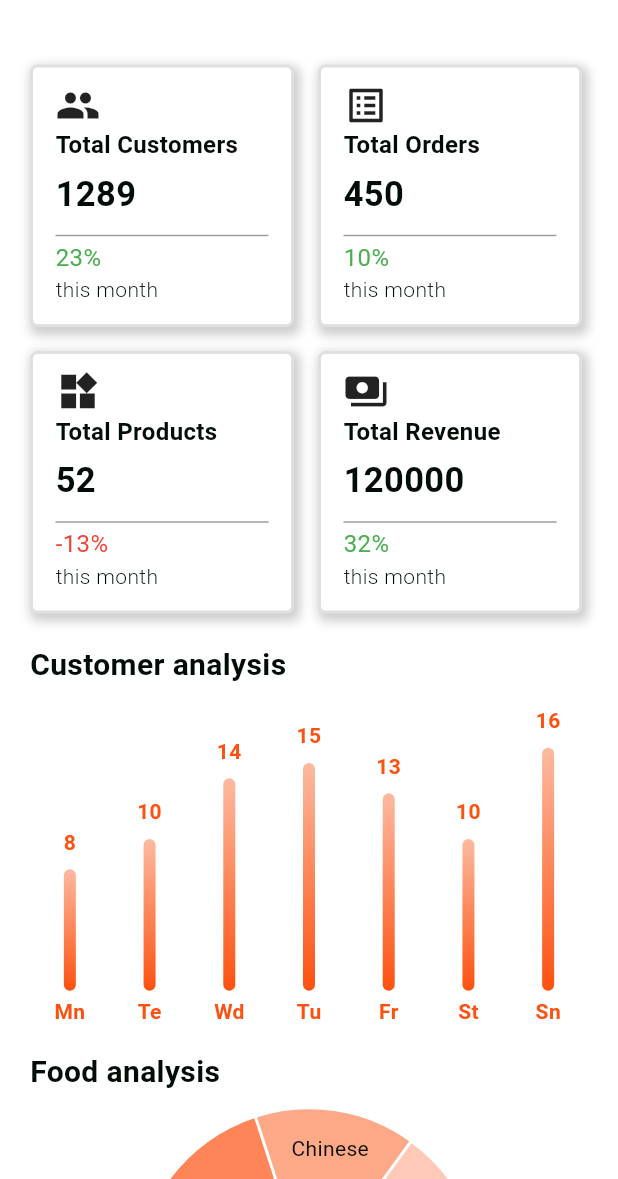
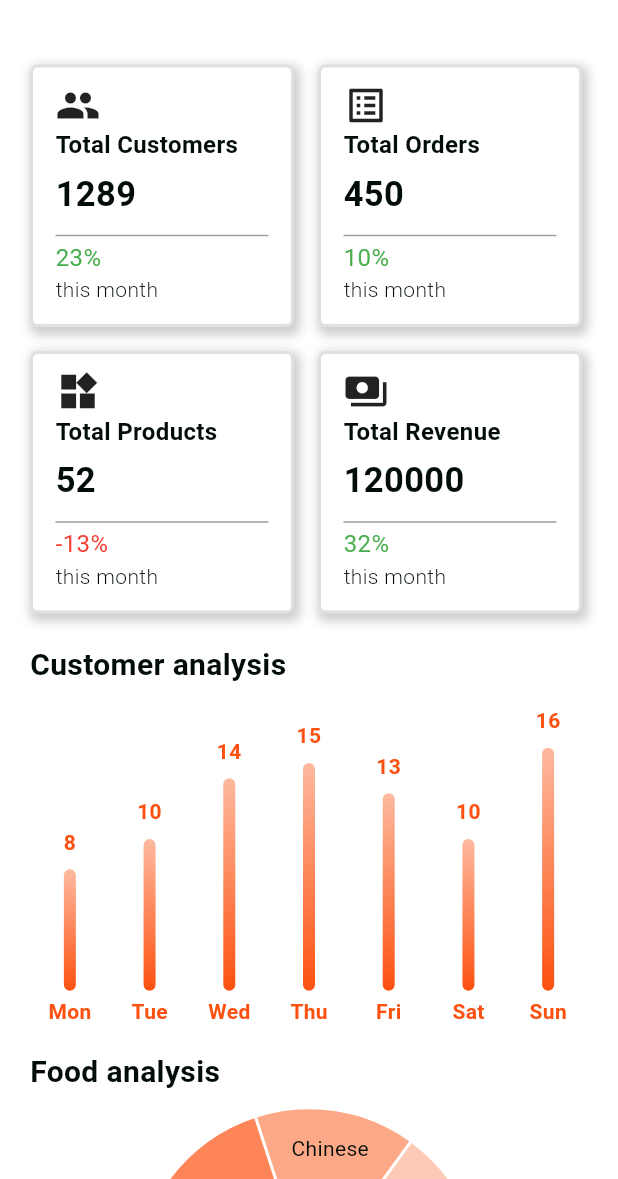
Before and after one commit to nafees-kaiser/taste-venture, a Flutter app: the ManagerHome screen opened directly, on a phone screen of 412 x 824 dp, the part 57-1236 px from its top. Run offline on Flutter 3.47's test engine with Material 3 defaults, Android fonts, the phone set to English and light mode, and no system bars; drawn by our look-alikes of fl_chart; our stand-ins replace flutter_rating_stars, flutter_svg, fluttertoast, google_fonts; missing offline and left inert: rate_in_stars.

```diff
--- a/frontend/lib/widgets/BarChartComponent.dart
+++ b/frontend/lib/widgets/BarChartComponent.dart
@@ -52,25 +52,25 @@ class BarChartComponent extends StatelessWidget {
     String text;
     switch (value.toInt()) {
       case 0:
-        text = 'Mn';
+        text = 'Mon';
         break;
       case 1:
-        text = 'Te';
+        text = 'Tue';
         break;
       case 2:
-        text = 'Wd';
+        text = 'Wed';
         break;
       case 3:
-        text = 'Tu';
+        text = 'Thu';
         break;
       case 4:
-        text = 'Fr';
+        text = 'Fri';
         break;
       case 5:
-        text = 'St';
+        text = 'Sat';
         break;
       case 6:
-        text = 'Sn';
+        text = 'Sun';
         break;
       default:
         text = '';
```
Also changed, not shown: 2 other files.
